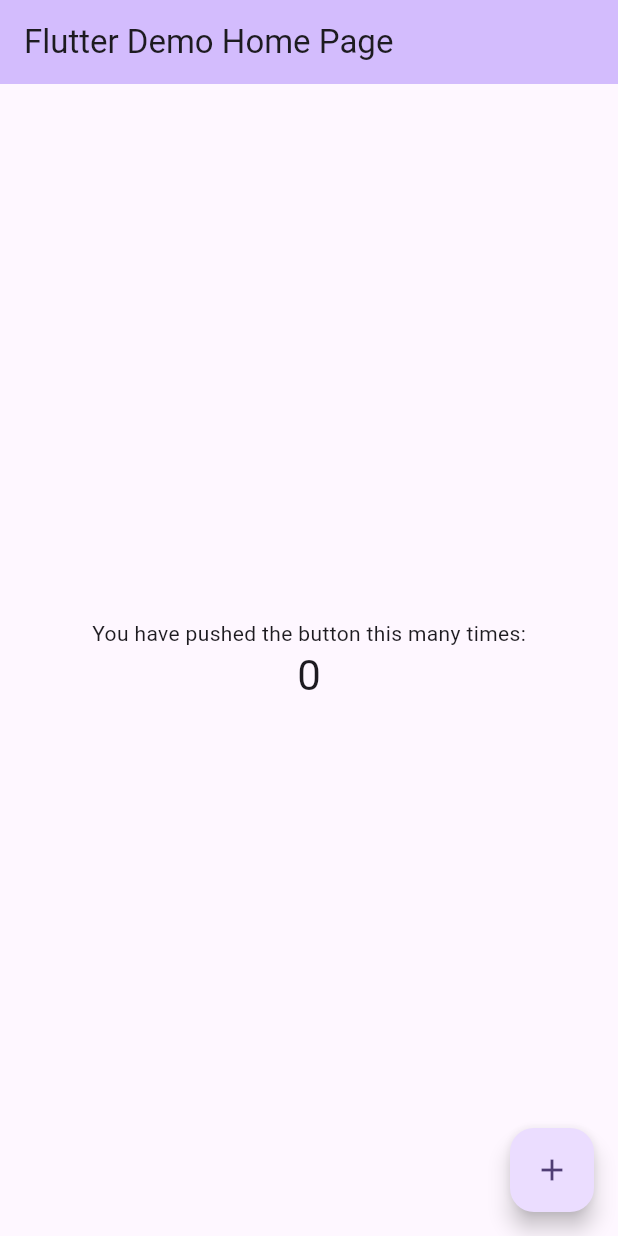
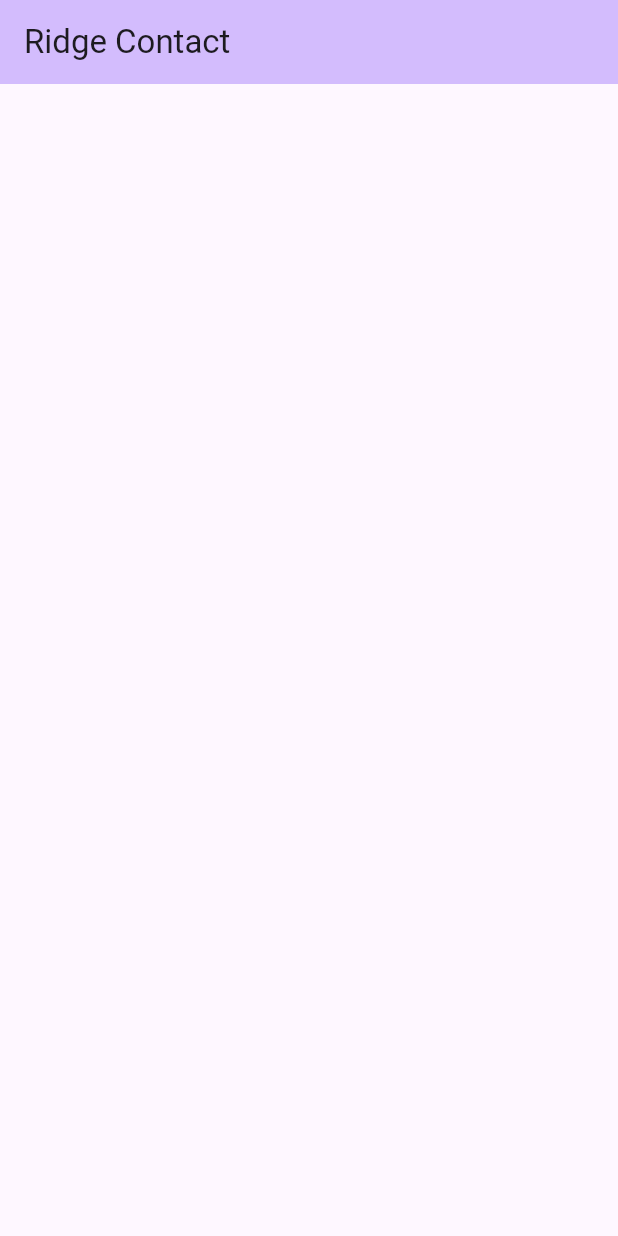
Before and after one commit to winstonmalcolm-tech/ridge-contact, a Flutter app: the screen it shows after launch, on a phone screen of 412 x 824 dp. Run offline on Flutter 3.47's test engine with Material 3 defaults, Android fonts, the phone set to English and light mode, and no system bars.

Commit message:
remove boiler plate code

```diff
--- a/lib/main.dart
+++ b/lib/main.dart
@@ -13,41 +13,16 @@
     return MaterialApp(
       title: 'Flutter Demo',
       theme: ThemeData(
-        // This is the theme of your application.
-        //
-        // TRY THIS: Try running your application with "flutter run". You'll see
-        // the application has a purple toolbar. Then, without quitting the app,
-        // try changing the seedColor in the colorScheme below to Colors.green
-        // and then invoke "hot reload" (save your changes or press the "hot
-        // reload" button in a Flutter-supported IDE, or press "r" if you used
-        // the command line to start the app).
-        //
-        // Notice that the counter didn't reset back to zero; the application
-        // state is not lost during the reload. To reset the state, use hot
-        // restart instead.
-        //
-        // This works for code too, not just values: Most code changes can be
-        // tested with just a hot reload.
         colorScheme: ColorScheme.fromSeed(seedColor: Colors.deepPurple),
         useMaterial3: true,
       ),
-      home: const MyHomePage(title: 'Flutter Demo Home Page'),
+      home: const MyHomePage(title: 'Ridge Contact'),
     );
   }
 }
 
 class MyHomePage extends StatefulWidget {
   const MyHomePage({super.key, required this.title});
-
-  // This widget is the home page of your application. It is stateful, meaning
-  // that it has a State object (defined below) that contains fields that affect
-  // how it looks.
-
-  // This class is the configuration for the state. It holds the values (in this
-  // case the title) provided by the parent (in this case the App widget) and
-  // used by the build method of the State. Fields in a Widget subclass are
-  // always marked "final".
-
   final String title;
 
   @override
@@ -55,71 +30,24 @@
 }
 
 class _MyHomePageState extends State<MyHomePage> {
-  int _counter = 0;
-
-  void _incrementCounter() {
-    setState(() {
-      // This call to setState tells the Flutter framework that something has
-      // changed in this State, which causes it to rerun the build method below
-      // so that the display can reflect the updated values. If we changed
-      // _counter without calling setState(), then the build method would not be
-      // called again, and so nothing would appear to happen.
-      _counter++;
-    });
-  }
 
   @override
   Widget build(BuildContext context) {
-    // This method is rerun every time setState is called, for instance as done
-    // by the _incrementCounter method above.
-    //
-    // The Flutter framework has been optimized to make rerunning build methods
-    // fast, so that you can just rebuild anything that needs updating rather
-    // than having to individually change instances of widgets.
+
     return Scaffold(
       appBar: AppBar(
-        // TRY THIS: Try changing the color here to a specific color (to
-        // Colors.amber, perhaps?) and trigger a hot reload to see the AppBar
-        // change color while the other colors stay the same.
         backgroundColor: Theme.of(context).colorScheme.inversePrimary,
-        // Here we take the value from the MyHomePage object that was created by
-        // the App.build method, and use it to set our appbar title.
         title: Text(widget.title),
       ),
-      body: Center(
-        // Center is a layout widget. It takes a single child and positions it
-        // in the middle of the parent.
+      body: const Center(
         child: Column(
-          // Column is also a layout widget. It takes a list of children and
-          // arranges them vertically. By default, it sizes itself to fit its
-          // children horizontally, and tries to be as tall as its parent.
-          //
-          // Column has various properties to control how it sizes itself and
-          // how it positions its children. Here we use mainAxisAlignment to
-          // center the children vertically; the main axis here is the vertical
-          // axis because Columns are vertical (the cross axis would be
-          // horizontal).
-          //
-          // TRY THIS: Invoke "debug painting" (choose the "Toggle Debug Paint"
-          // action in the IDE, or press "p" in the console), to see the
-          // wireframe for each widget.
           mainAxisAlignment: MainAxisAlignment.center,
           children: <Widget>[
-            const Text(
-              'You have pushed the button this many times:',
-            ),
-            Text(
-              '$_counter',
-              style: Theme.of(context).textTheme.headlineMedium,
-            ),
+
           ],
         ),
       ),
-      floatingActionButton: FloatingActionButton(
-        onPressed: _incrementCounter,
-        tooltip: 'Increment',
-        child: const Icon(Icons.add),
-      ), // This trailing comma makes auto-formatting nicer for build methods.
+
     );
   }
 }
```
